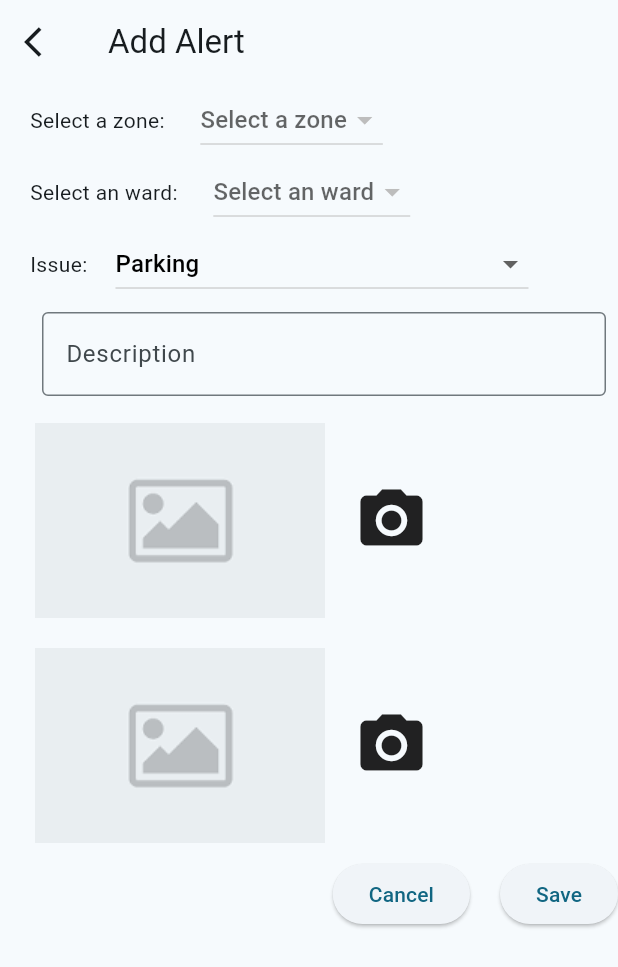
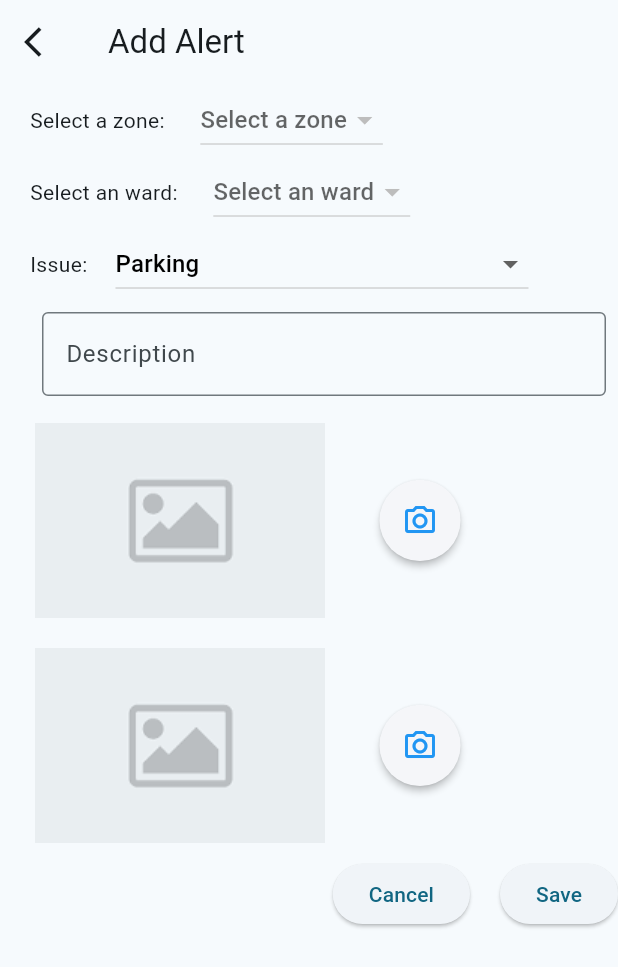
Before and after one commit to BioEnable-bit/backup, a Flutter app: the AddNewAlert screen opened by its route, on a phone screen of 412 x 824 dp. Shown: the top 967 px of the screen. Run offline on Flutter 3.47's test engine with Material 2 defaults, Android fonts, the phone set to English and light mode, and no system bars; our stand-ins replace carousel_slider, date_time_picker, image_picker, permission_handler, quickalert, shared_preferences and 1 more; accounts and stored records are empty; network calls fail.

Commit message:
functionality - upload alert image from camera on add alert screen (not passing to api yet)

```diff
--- a/lib/screens/add_new_alert.dart
+++ b/lib/screens/add_new_alert.dart
@@ -1,7 +1,9 @@
 import 'dart:convert';
+import 'dart:typed_data';
 
 import 'package:flutter/material.dart';
 import 'package:http/http.dart';
+import 'package:image_picker/image_picker.dart';
 import 'package:pcmc_staff/screens/alerts.dart';
 import 'package:permission_handler/permission_handler.dart';
 import 'package:shared_preferences/shared_preferences.dart';
@@ -17,6 +19,36 @@ class AddNewAlert extends StatefulWidget {
 }
 
 class _AddNewAlertState extends State<AddNewAlert> {
+  //step 3
+  Uint8List? _image;
+  Uint8List? _image1;
+  // step 1
+  pickImage(ImageSource source) async {
+    final ImagePicker _imagePicker = ImagePicker();
+    XFile? _file = await _imagePicker.pickImage(source: source);
+    if (_file != null) {
+      return await _file.readAsBytes();
+    }
+    print('No Image Selected');
+  }
+
+  // step 2
+  void selectImage() async {
+    //
+    Uint8List image = await pickImage(ImageSource.camera);
+    setState(() {
+      _image = image;
+    });
+  }
+
+  void selectImage1() async {
+    //
+    Uint8List image = await pickImage(ImageSource.camera);
+    setState(() {
+      _image1 = image;
+    });
+  }
+
   final TextEditingController _descriptionController = TextEditingController();
 
   ZoneModel? selectedZone;
@@ -28,8 +60,6 @@ class _AddNewAlertState extends State<AddNewAlert> {
 
   late String? staffID;
 
-  var _image;
-  var _image1;
   // we need to populate this list so creating Future function
   Future getAllZoneNames() async {
     Response response = await post(Uri.parse(
@@ -202,10 +232,10 @@ class _AddNewAlertState extends State<AddNewAlert> {
                 ],
               ),
               Container(
-                padding: const EdgeInsets.all(8.0),
+                padding: EdgeInsets.all(8.0),
                 child: TextField(
                   controller: _descriptionController,
-                  decoration: const InputDecoration(
+                  decoration: InputDecoration(
                       border: OutlineInputBorder(),
                       hintText: 'Description',
                       labelText: 'Description'),
@@ -219,26 +249,38 @@ class _AddNewAlertState extends State<AddNewAlert> {
                           height: 150,
                           width: 200,
                         )
-                      : Image.file(
+                      : Image.memory(
                           _image!,
                           height: 150,
                           width: 200,
                         ),
-                  // Image.asset('assets/pick_image.png',
-                  //     height: 150, width: 200),
                   const SizedBox(width: 16.0),
                   InkWell(
-                    child: const Icon(
-                      Icons.camera_alt,
-                      size: 50,
+                    child: RawMaterialButton(
+                      onPressed: () async {
+                        var status = await Permission.camera.status;
+                        if (!status.isGranted) {
+                          await Permission.camera.request();
+                        }
+                        selectImage();
+                      },
+                      elevation: 2.0,
+                      fillColor: const Color(0xFFF5F6F9),
+                      padding: const EdgeInsets.all(15.0),
+                      shape: const CircleBorder(),
+                      child: const Icon(
+                        Icons.camera_alt_outlined,
+                        color: Colors.blue,
+                      ),
                     ),
                     onTap: () async {
-                      //permission handler package
                       var status = await Permission.camera.status;
                       if (!status.isGranted) {
                         await Permission.camera.request();
                       }
-                      // getImage();
+                      selectImage();
+
+                      // getImage1();
                     },
                   )
                 ],
@@ -251,22 +293,36 @@ class _AddNewAlertState extends State<AddNewAlert> {
                           height: 150,
                           width: 200,
                         )
-                      : Image.file(
+                      : Image.memory(
                           _image1!,
                           height: 150,
                           width: 200,
                         ),
                   const SizedBox(width: 16.0),
                   InkWell(
-                    child: const Icon(
-                      Icons.camera_alt,
-                      size: 50,
+                    child: RawMaterialButton(
+                      onPressed: () async {
+                        var status = await Permission.camera.status;
+                        if (!status.isGranted) {
+                          await Permission.camera.request();
+                        }
+                        selectImage1();
+                      },
+                      elevation: 2.0,
+                      fillColor: const Color(0xFFF5F6F9),
+                      padding: const EdgeInsets.all(15.0),
+                      shape: const CircleBorder(),
+                      child: const Icon(
+                        Icons.camera_alt_outlined,
+                        color: Colors.blue,
+                      ),
                     ),
                     onTap: () async {
                       var status = await Permission.camera.status;
                       if (!status.isGranted) {
                         await Permission.camera.request();
                       }
+                      selectImage1();
 
                       // getImage1();
                     },
--- a/lib/screens/edit_profile.dart
+++ b/lib/screens/edit_profile.dart
@@ -188,7 +188,7 @@ class _EditProfileState extends State<EditProfile> {
                               ),
                               backgroundColor: Colors.transparent,
                             )
-                          : CircleAvatar(
+                          : const CircleAvatar(
                               radius: 20.0,
                               backgroundImage: NetworkImage(
                                 'http://www.bbk.ac.uk/mce/wp-content/uploads/2015/03/8327142885_9b447935ff.jpg',
```
